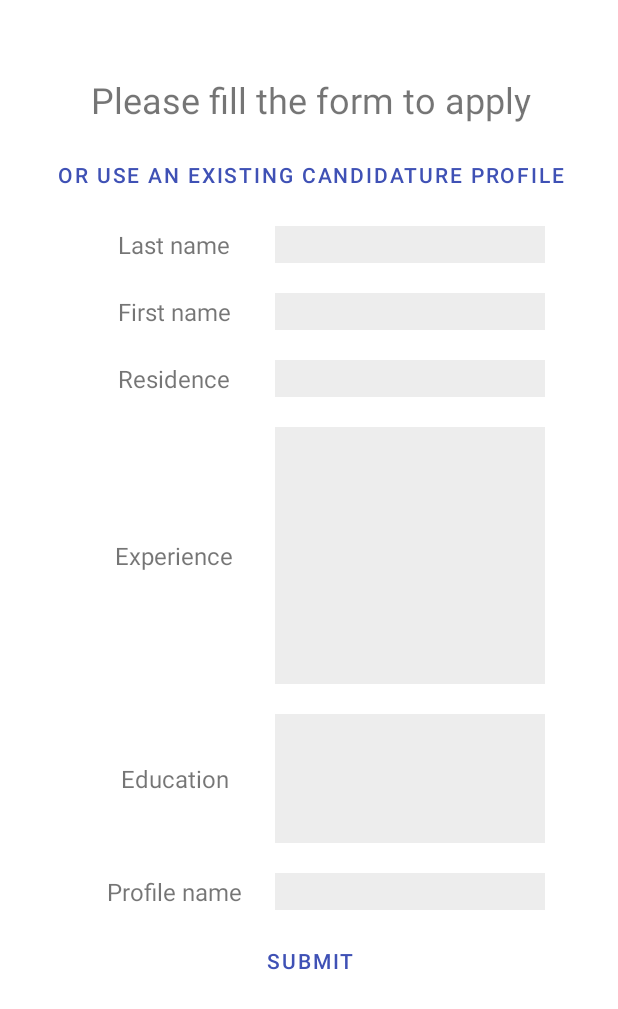
After one commit to Sunying-RONG/Android-Kotlin-firebase-Jobs, an Android app: the CandidateActivity screen opened directly, with no data from a screen before it, on a phone screen of 412 x 824 dp. The commit adds this screen. Shown: the top 1009 px of the screen. Run offline under Robolectric (Android 15) with nearby library versions, the phone set to English and light mode, and no system bars.

Commit message:
candidate

```diff
--- /dev/null
+++ b/app/src/main/java/com/example/jobsrendu/CandidateActivity.kt
@@ -0,0 +1,11 @@
+package com.example.jobsrendu
+
+import androidx.appcompat.app.AppCompatActivity
+import android.os.Bundle
+
+class CandidateActivity : AppCompatActivity() {
+    override fun onCreate(savedInstanceState: Bundle?) {
+        super.onCreate(savedInstanceState)
+        setContentView(R.layout.activity_candidate)
+    }
+}
--- a/app/src/main/java/com/example/jobsrendu/MainActivity.kt
+++ b/app/src/main/java/com/example/jobsrendu/MainActivity.kt
@@ -30,11 +30,12 @@ class MainActivity : AppCompatActivity(), LocationListener {
     val db = Firebase.firestore
     var employerList = HashMap<String, String>()
     var agencyList = HashMap<String, String>()
-
+    lateinit var sharedPreferences: SharedPreferences
 
     override fun onCreate(savedInstanceState: Bundle?) {
         super.onCreate(savedInstanceState)
         setContentView(R.layout.activity_main)
+        sharedPreferences = getSharedPreferences("login_user", Context.MODE_PRIVATE)
 
         mBundle.putString("country_name", "Country")
         getLocation()
@@ -119,7 +120,7 @@ class MainActivity : AppCompatActivity(), LocationListener {
     fun searchJobs() {
         val what = findViewById<EditText>(R.id.what).text.toString()
         val where = findViewById<EditText>(R.id.where).text.toString()
-        val job_list_container = findViewById<LinearLayout>(R.id.job_list_container)
+        val job_list_container = findViewById<ScrollView>(R.id.job_list_container)
         job_list_container.removeAllViews()
         var view: View
 
@@ -146,12 +147,21 @@ class MainActivity : AppCompatActivity(), LocationListener {
                             }
                             view.findViewById<TextView>(R.id.created_city).text = document.get("city") as String
                             view.findViewById<TextView>(R.id.created_description).text = document.get("description") as String
-//                            view.setOnClickListener {
-//                                val intentToSignUp = Intent(this, SignupActivity::class.java)
-//                                intentToSignUp.putExtra("role", role)
-//                                intentToSignUp.putExtra("plan", document.id)
-//                                startActivity(intentToSignUp)
-//                            }
+                            var role = sharedPreferences.getString("role", "")
+                            if (role.equals("Job seeker")) {
+                                view.setOnClickListener {
+                                    var user_id = sharedPreferences.getString("user_id", "")
+                                    if (user_id != null && user_id.isNotEmpty()) {
+                                        Log.d("user id in main", user_id)
+                                        val intentToCandidate = Intent(this, CandidateActivity::class.java)
+                                        startActivity(intentToCandidate)
+                                    } else {
+                                        val intentToSignIn = Intent(this, SigninActivity::class.java)
+                                        startActivity(intentToSignIn)
+                                        Toast.makeText(this, "Please login as job seeker !", Toast.LENGTH_SHORT).show()
+                                    }
+                                }
+                            }
                             job_list_container.addView(view)
                         }
                     }
--- a/app/src/main/java/com/example/jobsrendu/NavigationFragment.kt
+++ b/app/src/main/java/com/example/jobsrendu/NavigationFragment.kt
@@ -49,7 +49,13 @@ class NavigationFragment : Fragment(), AdapterView.OnItemSelectedListener{
         val view: View = inflater.inflate(R.layout.fragment_navigation, container, false)
         tvGpsLocation = view.findViewById<TextView>(R.id.tv_countryName)
         userName = view.findViewById<TextView>(R.id.user_name_sign_in)
-        if (!arguments?.getString("country_name").toString().equals("null")) {
+
+        val to_job_search = view.findViewById<TextView>(R.id.to_job_search)
+        to_job_search.setOnClickListener {
+            val intentToJobSearch = Intent(requireContext(), MainActivity::class.java)
+            startActivity(intentToJobSearch)
+        }
+            if (!arguments?.getString("country_name").toString().equals("null")) {
             country_name = arguments?.getString("country_name").toString()
         }
 //        if (!arguments?.getString("user_name").toString().equals("null")) {
@@ -126,12 +132,7 @@ class NavigationFragment : Fragment(), AdapterView.OnItemSelectedListener{
             }
         }
         editor.commit()
-        var role1 = sharedPreferences.getString("role","").toString()
-        Log.d("## role1 in fragment", role1)
-        var role2 = sharedPreferences.getString("role","")
-        if (role2 != null) {
-            Log.d("## role2 in fragment", role2)
-        }
+
         if (formerSelect != p2) {
             editor.remove("login")
             editor.remove("user_id")
--- /dev/null
+++ b/app/src/main/res/layout/activity_candidate.xml
@@ -0,0 +1,202 @@
+<?xml version="1.0" encoding="utf-8"?>
+<androidx.constraintlayout.widget.ConstraintLayout xmlns:android="http://schemas.android.com/apk/res/android"
+    xmlns:app="http://schemas.android.com/apk/res-auto"
+    xmlns:tools="http://schemas.android.com/tools"
+    android:layout_width="match_parent"
+    android:layout_height="match_parent"
+    android:background="#FFFFFF"
+    android:textAlignment="textStart"
+    tools:context=".SignupActivity">
+    <!--<LinearLayout xmlns:android="http://schemas.android.com/apk/res/android"-->
+    <!--    xmlns:app="http://schemas.android.com/apk/res-auto"-->
+    <!--    xmlns:tools="http://schemas.android.com/tools"-->
+    <!--    android:orientation="vertical"-->
+    <!--    android:layout_width="fill_parent"-->
+    <!--    android:layout_height="fill_parent"-->
+    <!--    tools:context=".MainActivity">-->
+    <LinearLayout
+        android:layout_width="413dp"
+        android:layout_height="731dp"
+        android:orientation="vertical"
+        app:layout_constraintTop_toTopOf="parent"
+        tools:layout_editor_absoluteX="1dp">
+
+<!--        <androidx.fragment.app.FragmentContainerView-->
+<!--            xmlns:android="http://schemas.android.com/apk/res/android"-->
+<!--            android:id="@+id/fragment_navigation"-->
+<!--            android:layout_width="match_parent"-->
+<!--            android:layout_height="wrap_content"-->
+<!--            android:name="com.example.jobsrendu.NavigationFragment" >-->
+<!--        </androidx.fragment.app.FragmentContainerView>-->
+
+        <TextView
+            android:layout_width="match_parent"
+            android:layout_height="wrap_content"
+            android:layout_marginTop="50dp"
+            android:layout_marginBottom="10dp"
+            android:gravity="center"
+            android:text="@string/fill_form"
+            android:textSize="24sp" />
+        <Button
+            android:id="@+id/use_exist_profile"
+            android:layout_width="match_parent"
+            android:layout_height="wrap_content"
+            android:background="#009DCCF4"
+            android:gravity="center"
+            android:text="@string/use_exist_profile"
+            android:textColor="#3F51B5" />
+
+        <TableLayout
+            android:layout_width="match_parent"
+            android:layout_height="wrap_content"
+            android:gravity="center|center_vertical">
+
+            <TableRow
+                android:layout_width="match_parent"
+                android:layout_height="43dp"
+                android:background="#FFFFFF"
+                android:gravity="center">
+
+                <TextView
+                    android:layout_width="82dp"
+                    android:layout_height="wrap_content"
+                    android:gravity="center"
+                    android:text="@string/last_name"
+                    android:textSize="16sp" />
+
+                <EditText
+                    android:id="@+id/last_name"
+                    android:layout_width="180dp"
+                    android:layout_height="wrap_content"
+                    android:layout_marginTop="10dp"
+                    android:layout_marginBottom="10dp"
+                    android:background="#EDEDED"
+                    android:hint="" />
+            </TableRow>
+
+            <TableRow
+                android:layout_width="match_parent"
+                android:layout_height="30dp"
+                android:background="#FFFFFF"
+                android:gravity="center">
+                <TextView
+                    android:layout_width="82dp"
+                    android:layout_height="wrap_content"
+                    android:gravity="center"
+                    android:text="@string/first_name"
+                    android:textSize="16sp" />
+                <EditText
+                    android:id="@+id/first_name"
+                    android:layout_width="180dp"
+                    android:layout_height="wrap_content"
+                    android:layout_marginTop="10dp"
+                    android:layout_marginBottom="10dp"
+                    android:background="#EDEDED"
+                    android:hint="" />
+            </TableRow>
+
+            <TableRow
+                android:layout_width="match_parent"
+                android:layout_height="30dp"
+                android:background="#FFFFFF"
+                android:gravity="center">
+                <TextView
+                    android:layout_width="82dp"
+                    android:layout_height="wrap_content"
+                    android:gravity="center"
+                    android:text="@string/residence"
+                    android:textSize="16sp" />
+                <EditText
+                    android:id="@+id/residence"
+                    android:layout_width="180dp"
+                    android:layout_height="wrap_content"
+                    android:layout_marginTop="10dp"
+                    android:layout_marginBottom="10dp"
+                    android:background="#EDEDED"
+                    android:hint="" />
+            </TableRow>
+
+            <TableRow
+                android:layout_width="match_parent"
+                android:layout_height="30dp"
+                android:background="#FFFFFF"
+                android:gravity="center">
+                <TextView
+                    android:layout_width="82dp"
+                    android:layout_height="wrap_content"
+                    android:gravity="center"
+                    android:text="@string/experience"
+                    android:textSize="16sp" />
+
+                <EditText
+                    android:id="@+id/experience"
+                    android:layout_width="180dp"
+                    android:layout_height="171dp"
+                    android:layout_marginTop="10dp"
+                    android:layout_marginBottom="10dp"
+                    android:background="#EDEDED"
+                    android:hint=""
+                    android:inputType="textPassword" />
+            </TableRow>
+
+            <TableRow
+                android:layout_width="match_parent"
+                android:layout_height="30dp"
+                android:background="#FFFFFF"
+                android:gravity="center">
+                <TextView
+                    android:layout_width="82dp"
+                    android:layout_height="wrap_content"
+                    android:gravity="center"
+                    android:text="@string/education"
+                    android:textSize="16sp" />
+
+                <EditText
+                    android:id="@+id/education"
+                    android:layout_width="180dp"
+                    android:layout_height="86dp"
+                    android:layout_marginTop="10dp"
+                    android:layout_marginBottom="10dp"
+                    android:background="#EDEDED"
+                    android:hint=""
+                    android:inputType="textPassword" />
+            </TableRow>
+
+            <TableRow
+                android:layout_width="match_parent"
+                android:layout_height="30dp"
+                android:background="#FFFFFF"
+                android:gravity="center">
+
+                <TextView
+                    android:layout_width="134dp"
+                    android:layout_height="wrap_content"
+                    android:gravity="center"
+                    android:text="@string/profile_name"
+                    android:textSize="16sp" />
+
+                <EditText
+                    android:id="@+id/profile_name"
+                    android:layout_width="180dp"
+                    android:layout_height="wrap_content"
+                    android:layout_marginTop="10dp"
+                    android:layout_marginBottom="10dp"
+                    android:background="#EDEDED"
+                    android:hint=""
+                    android:inputType="textPassword" />
+            </TableRow>
+
+        </TableLayout>
+
+        <Button
+            android:id="@+id/submit"
+            android:layout_width="match_parent"
+            android:layout_height="wrap_content"
+            android:background="#009DCCF4"
+            android:gravity="center"
+            android:text="@string/submit"
+            android:textColor="#3F51B5" />
+
+    </LinearLayout>
+
+</androidx.constraintlayout.widget.ConstraintLayout>
--- a/app/src/main/res/layout/activity_main.xml
+++ b/app/src/main/res/layout/activity_main.xml
@@ -15,13 +15,13 @@
 <!--    android:layout_height="fill_parent"-->
 <!--    tools:context=".MainActivity">-->
     <LinearLayout
-        android:layout_width="413dp"
-        android:layout_height="734dp"
+        android:layout_width="414dp"
+        android:layout_height="733dp"
         android:orientation="vertical"
         android:scrollbars="vertical"
         app:layout_constraintBottom_toBottomOf="parent"
         app:layout_constraintTop_toTopOf="parent"
-        tools:layout_editor_absoluteX="-1dp">
+        tools:layout_editor_absoluteX="-2dp">
 
         <androidx.fragment.app.FragmentContainerView
             xmlns:android="http://schemas.android.com/apk/res/android"
@@ -29,7 +29,6 @@
             android:name="com.example.jobsrendu.NavigationFragment"
             android:layout_width="match_parent"
             android:layout_height="wrap_content">
-
         </androidx.fragment.app.FragmentContainerView>
 
         <TableLayout
@@ -91,20 +90,20 @@
                     android:textColor="#3F51B5" />
 
             </TableRow>
+        </TableLayout>
 
-        </TableLayout>
         <ScrollView
-            xmlns:android="http://schemas.android.com/apk/res/android"
-            android:id="@+id/scroll"
+            android:id="@+id/job_list_container"
             android:layout_width="match_parent"
-            android:layout_height="wrap_content">
-            <LinearLayout
-                android:id="@+id/job_list_container"
-                android:layout_width="match_parent"
-                android:layout_height="wrap_content"
-                android:orientation="vertical">
+            android:layout_height="640dp">
 
-            </LinearLayout>
+            <!--            <LinearLayout-->
+            <!--                android:id="@+id/job_list_container"-->
+            <!--                android:layout_width="match_parent"-->
+            <!--                android:layout_height="wrap_content"-->
+            <!--                android:orientation="vertical">-->
+
+            <!--            </LinearLayout>-->
         </ScrollView>
     </LinearLayout>
 
--- a/app/src/main/res/layout/fragment_navigation.xml
+++ b/app/src/main/res/layout/fragment_navigation.xml
@@ -24,6 +24,7 @@
             android:textColor="@color/black" />
 
         <TextView
+            android:id="@+id/to_job_search"
             android:layout_width="wrap_content"
             android:layout_height="match_parent"
             android:gravity="center"
@@ -56,9 +57,9 @@
 
         <Spinner
             android:id="@+id/roles_spinner"
-            android:layout_width="wrap_content"
+            android:layout_width="37dp"
             android:layout_height="match_parent"
-            android:gravity="left" />
+            android:gravity="center" />
         <!--            <ImageView-->
         <!--                android:id="@+id/imageView"-->
         <!--                android:layout_width="wrap_content"-->
--- a/app/src/main/res/values/strings.xml
+++ b/app/src/main/res/values/strings.xml
@@ -33,6 +33,14 @@
     <string name="city">City</string>
     <string name="job_title">Job title</string>
     <string name="description">Description</string>
+    <string name="fill_form">Please fill the form to apply</string>
+    <string name="use_exist_profile">Or use an existing candidature profile</string>
+    <string name="last_name">Last name</string>
+    <string name="first_name">First name</string>
+    <string name="residence">Residence</string>
+    <string name="experience">Experience</string>
+    <string name="education">Education</string>
+    <string name="profile_name">Profile name</string>
     <string-array name="roles_array">
         <item>SELECT YOUR ROLE</item>
         <item>Job seeker</item>
```
Also changed, not shown: app/src/main/AndroidManifest.xml (+7 -0 lines), 1 other file.
